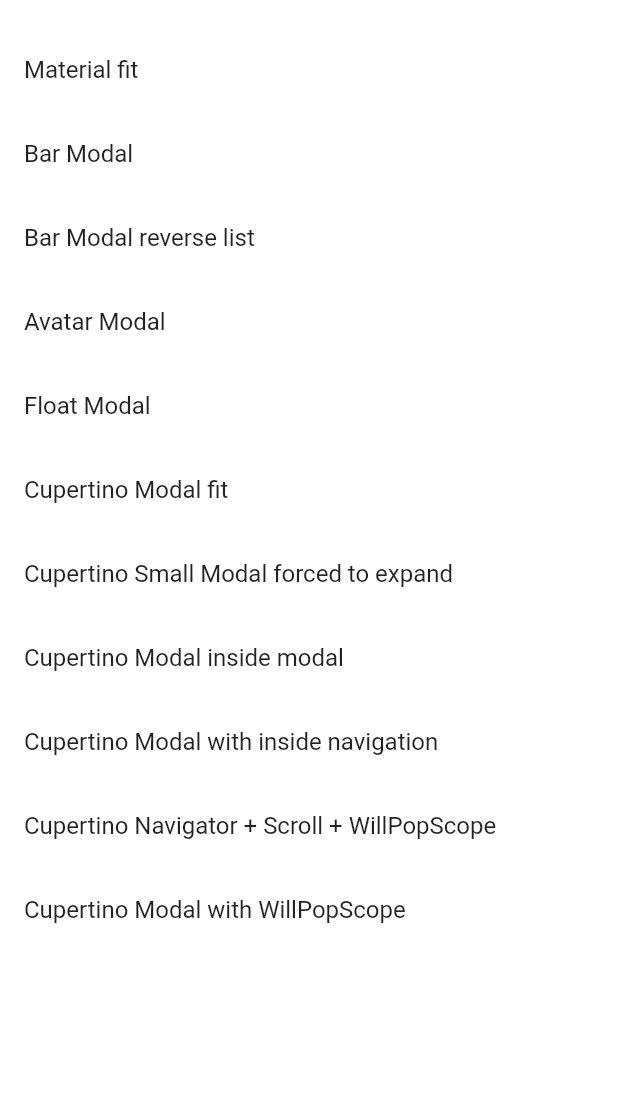
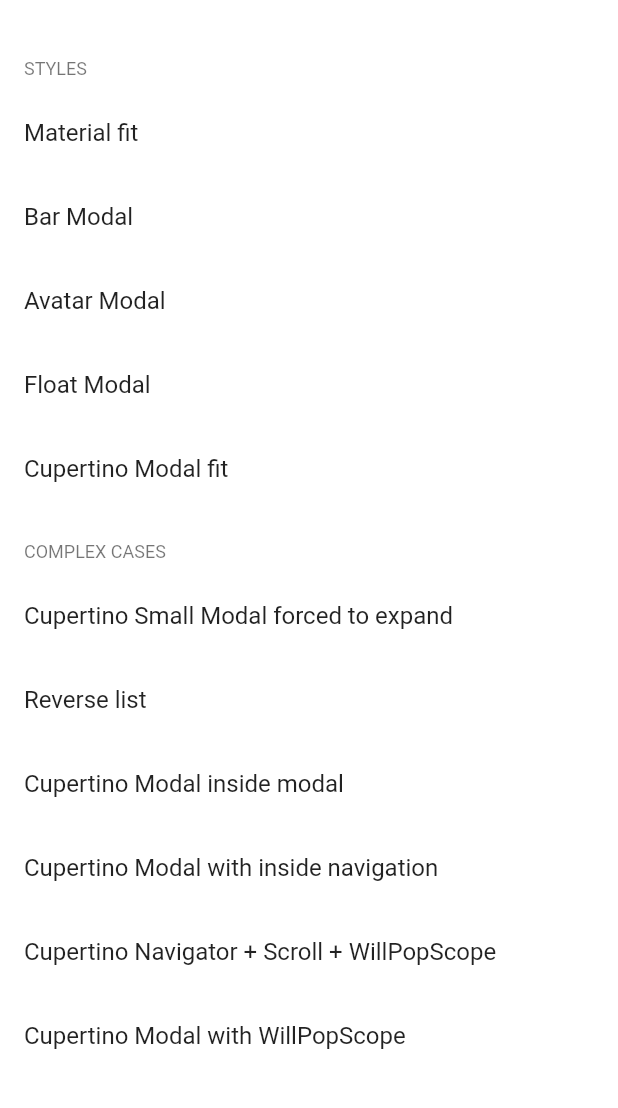
Before and after one commit to jamesblasco/modal_bottom_sheet, a Flutter app: the screen it shows after launch, on a phone screen of 412 x 824 dp, the part 122-1230 px from its top. Run offline on Flutter 3.47's test engine with Material 2 defaults, Android fonts, the phone set to English and light mode, and no system bars.

Commit message:
Organize examples in simple and complex cases

```diff
--- a/example/lib/main.dart
+++ b/example/lib/main.dart
@@ -112,6 +112,7 @@ class _MyHomePageState extends State<MyHomePage> {
             child: SafeArea(
               bottom: false,
               child: Column(
+                crossAxisAlignment: CrossAxisAlignment.stretch,
                 mainAxisSize: MainAxisSize.min,
                 children: <Widget>[
                   ListTile(
@@ -119,6 +120,7 @@ class _MyHomePageState extends State<MyHomePage> {
                       onTap: () => Navigator.of(context).push(
                           MaterialWithModalsPageRoute(
                               builder: (context) => CupertinoSharePage()))),
+                  section('STYLES'),
                   ListTile(
                       title: Text('Material fit'),
                       onTap: () => showMaterialModalBottomSheet(
@@ -138,16 +140,6 @@ class _MyHomePageState extends State<MyHomePage> {
                                 ModalInsideModal(
                                     scrollController: scrollController),
                           )),
-                  ListTile(
-                      title: Text('Bar Modal reverse list'),
-                      onTap: () => showBarModalBottomSheet(
-                        expand: true,
-                        context: context,
-                        backgroundColor: Colors.transparent,
-                        builder: (context, scrollController) =>
-                            ModalInsideModal(
-                                scrollController: scrollController, reverse: true),
-                      )),
                   ListTile(
                       title: Text('Avatar Modal'),
                       onTap: () => showAvatarModalBottomSheet(
@@ -174,6 +166,7 @@ class _MyHomePageState extends State<MyHomePage> {
                             builder: (context, scrollController) =>
                                 ModalFit(scrollController: scrollController),
                           )),
+                  section('COMPLEX CASES'),
                   ListTile(
                       title: Text('Cupertino Small Modal forced to expand'),
                       onTap: () => showCupertinoModalBottomSheet(
@@ -182,6 +175,17 @@ class _MyHomePageState extends State<MyHomePage> {
                             backgroundColor: Colors.transparent,
                             builder: (context, scrollController) =>
                                 ModalFit(scrollController: scrollController),
+                          )),
+                  ListTile(
+                      title: Text('Reverse list'),
+                      onTap: () => showBarModalBottomSheet(
+                            expand: true,
+                            context: context,
+                            backgroundColor: Colors.transparent,
+                            builder: (context, scrollController) =>
+                                ModalInsideModal(
+                                    scrollController: scrollController,
+                                    reverse: true),
                           )),
                   ListTile(
                       title: Text('Cupertino Modal inside modal'),
@@ -232,4 +236,13 @@ class _MyHomePageState extends State<MyHomePage> {
       ),
     );
   }
+
+  Widget section(String title) {
+    return Padding(
+        padding: EdgeInsets.fromLTRB(16, 20, 16, 8),
+        child: Text(
+          title,
+          style: Theme.of(context).textTheme.caption,
+        ));
+  }
 }
```
